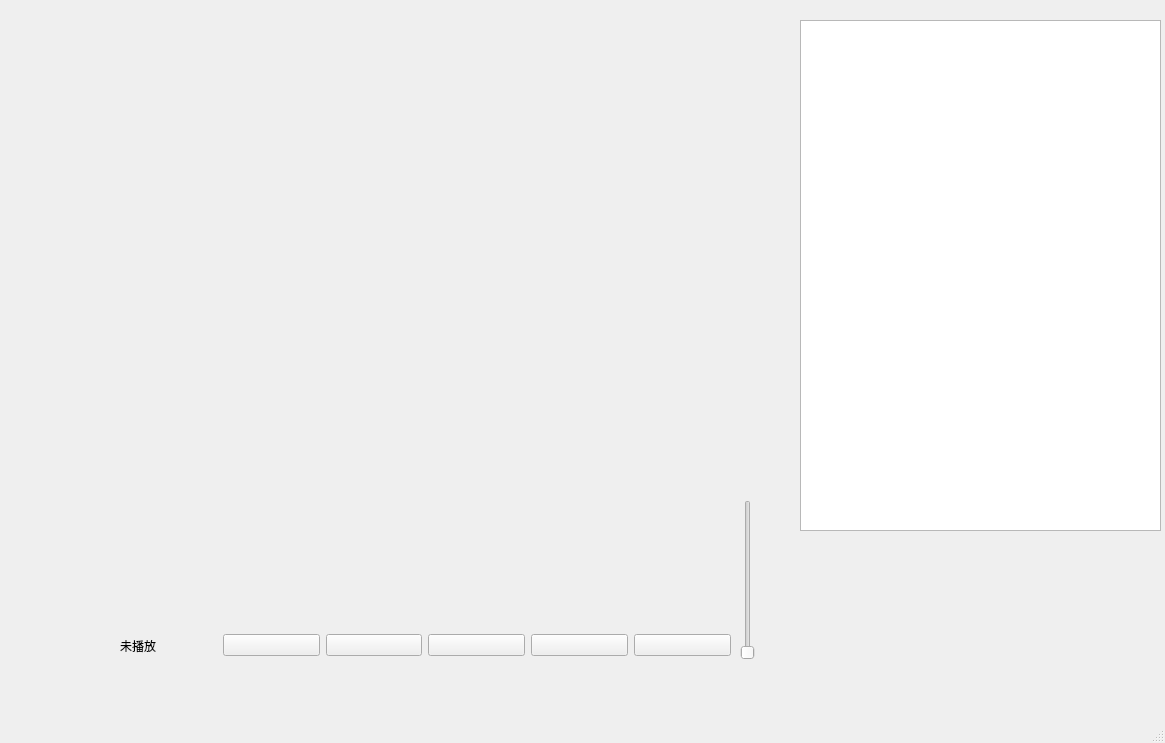
Above: mainwindow.ui from 1548973157/MusicPlayer before the change. Below: the same form after it.
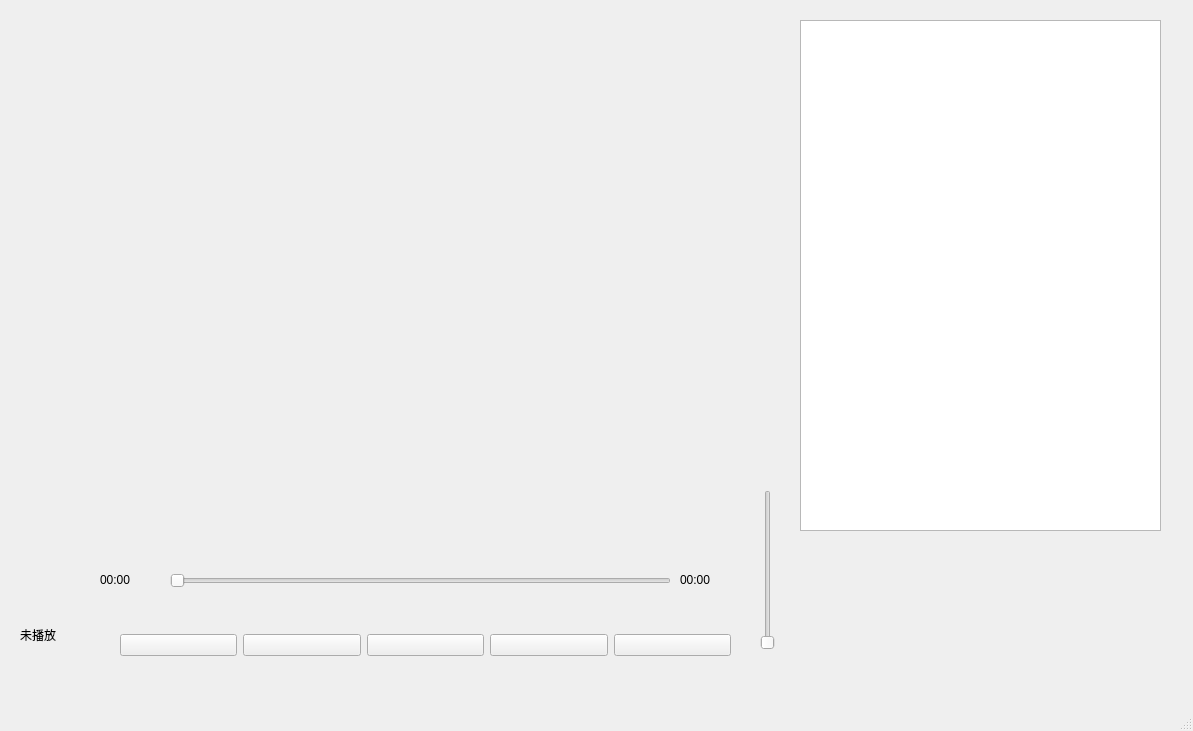
That is the form after the change.

The edit to the form file:
```diff
--- a/mainwindow.ui
+++ b/mainwindow.ui
@@ -6,8 +6,8 @@
    <rect>
     <x>0</x>
     <y>0</y>
-    <width>1165</width>
-    <height>743</height>
+    <width>1193</width>
+    <height>731</height>
    </rect>
   </property>
   <property name="windowTitle">
@@ -27,8 +27,8 @@
    <widget class="QSlider" name="volumeSlider">
     <property name="geometry">
      <rect>
-      <x>740</x>
-      <y>500</y>
+      <x>760</x>
+      <y>490</y>
       <width>16</width>
       <height>160</height>
      </rect>
@@ -47,13 +47,6 @@
      </rect>
     </property>
     <layout class="QHBoxLayout" name="horizontalLayout">
-     <item>
-      <widget class="QLabel" name="musicNameLabel">
-       <property name="text">
-        <string>未播放</string>
-       </property>
-      </widget>
-     </item>
      <item>
       <widget class="QPushButton" name="prevButton">
        <property name="text">
@@ -91,6 +84,61 @@
      </item>
     </layout>
    </widget>
+   <widget class="QLabel" name="musicNameLabel">
+    <property name="geometry">
+     <rect>
+      <x>20</x>
+      <y>610</y>
+      <width>92</width>
+      <height>49</height>
+     </rect>
+    </property>
+    <property name="text">
+     <string>未播放</string>
+    </property>
+   </widget>
+   <widget class="QSlider" name="progressSlider">
+    <property name="geometry">
+     <rect>
+      <x>170</x>
+      <y>570</y>
+      <width>501</width>
+      <height>22</height>
+     </rect>
+    </property>
+    <property name="maximum">
+     <number>1000</number>
+    </property>
+    <property name="orientation">
+     <enum>Qt::Orientation::Horizontal</enum>
+    </property>
+   </widget>
+   <widget class="QLabel" name="currentTimeLabel">
+    <property name="geometry">
+     <rect>
+      <x>100</x>
+      <y>570</y>
+      <width>69</width>
+      <height>19</height>
+     </rect>
+    </property>
+    <property name="text">
+     <string>00:00</string>
+    </property>
+   </widget>
+   <widget class="QLabel" name="totalTimeLabel">
+    <property name="geometry">
+     <rect>
+      <x>680</x>
+      <y>570</y>
+      <width>69</width>
+      <height>19</height>
+     </rect>
+    </property>
+    <property name="text">
+     <string>00:00</string>
+    </property>
+   </widget>
   </widget>
   <widget class="QMenuBar" name="menubar">
    <property name="geometry">
```
Left out of the diff: 2 changed lines with no effect on the pictures.
